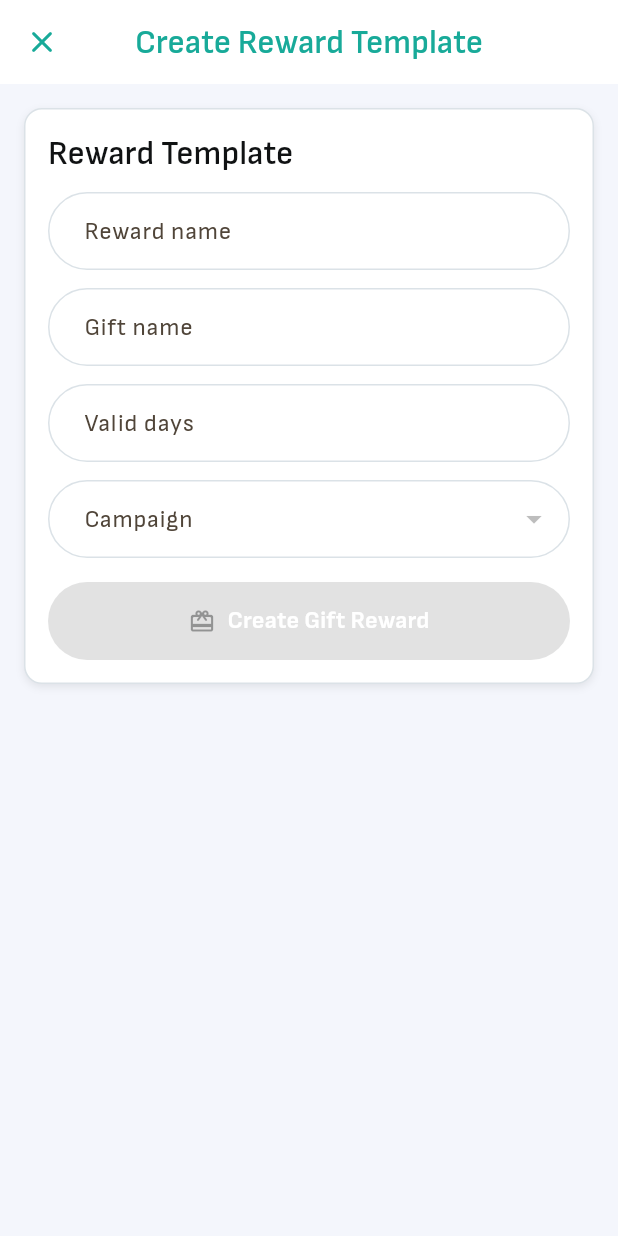
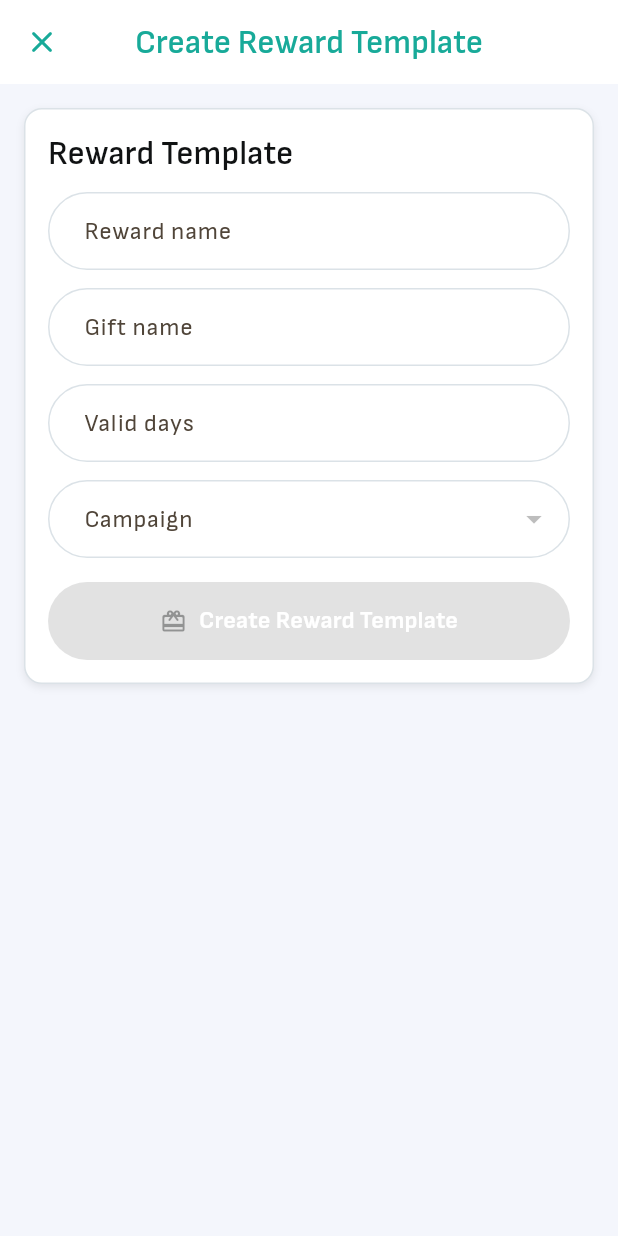
Before and after one commit to abiyarilangeroudi-sudo/zomia, a Flutter app: the OwnerRewardTemplateCreateDialog screen opened directly with empty values, on a phone screen of 412 x 824 dp. Run offline on Flutter 3.47's test engine with Material 3 defaults, Android fonts, the light colour scheme and no system bars; our stand-ins replace dio, flutter_riverpod, flutter_secure_storage, flutter_svg, go_router, qr_flutter; missing offline and left inert: mobile_scanner; accounts and stored records are empty.

Commit message:
Polish owner loyalty UI copy

```diff
--- a/frontend/lib/app/app_version.dart
+++ b/frontend/lib/app/app_version.dart
@@ -1,7 +1,7 @@
 class AppVersion {
   const AppVersion._();
 
-  static const name = '1.0.68';
-  static const build = '69';
+  static const name = '1.0.69';
+  static const build = '70';
   static const label = 'Version $name ($build)';
 }
--- a/frontend/lib/features/owner_setup/presentation/owner_campaign_widgets.dart
+++ b/frontend/lib/features/owner_setup/presentation/owner_campaign_widgets.dart
@@ -17,7 +17,6 @@ class OwnerCampaignListCard extends StatelessWidget {
       children: [
         OwnerSimpleList(
           emptyTitle: 'No campaigns yet',
-          emptyMessage: 'Created campaigns will appear here.',
           leadingIcon: Icons.campaign_rounded,
           items: campaigns
               .map(
@@ -148,7 +147,6 @@ class OwnerCampaignCreateDialog extends StatelessWidget {
                 const EmptyStateView(
                   icon: Icons.task_alt_rounded,
                   title: 'No missions available',
-                  message: 'Create a mission before creating a campaign.',
                 )
               else
                 ...missions.map(
--- a/frontend/lib/features/owner_setup/presentation/owner_mission_widgets.dart
+++ b/frontend/lib/features/owner_setup/presentation/owner_mission_widgets.dart
@@ -16,7 +16,6 @@ class OwnerMissionListCard extends StatelessWidget {
       children: [
         OwnerSimpleList(
           emptyTitle: 'No missions yet',
-          emptyMessage: 'Created missions will appear here.',
           leadingIcon: Icons.task_alt_rounded,
           items: missions
               .map(
--- a/frontend/lib/features/owner_setup/presentation/owner_reward_template_widgets.dart
+++ b/frontend/lib/features/owner_setup/presentation/owner_reward_template_widgets.dart
@@ -17,7 +17,6 @@ class OwnerRewardTemplateListCard extends StatelessWidget {
       children: [
         OwnerSimpleList(
           emptyTitle: 'No reward templates yet',
-          emptyMessage: 'Created reward templates will appear here.',
           leadingIcon: Icons.card_giftcard_rounded,
           items: rewardTemplates
               .map(
@@ -108,7 +107,7 @@ class OwnerRewardTemplateCreateDialog extends StatelessWidget {
               ),
               const SizedBox(height: 16),
               PrimaryButton(
-                label: 'Create Gift Reward',
+                label: 'Create Reward Template',
                 icon: Icons.card_giftcard_rounded,
                 isLoading: isSaving,
                 onPressed: isSaving || campaigns.isEmpty
--- a/frontend/lib/features/owner_setup/presentation/owner_setup_shared_widgets.dart
+++ b/frontend/lib/features/owner_setup/presentation/owner_setup_shared_widgets.dart
@@ -33,13 +33,13 @@ class OwnerSimpleList extends StatelessWidget {
   const OwnerSimpleList({
     super.key,
     required this.emptyTitle,
-    required this.emptyMessage,
     required this.items,
     required this.leadingIcon,
+    this.emptyMessage,
   });
 
   final String emptyTitle;
-  final String emptyMessage;
+  final String? emptyMessage;
   final List<OwnerSimpleListItem> items;
   final IconData leadingIcon;
 
--- a/frontend/pubspec.yaml
+++ b/frontend/pubspec.yaml
@@ -2,7 +2,7 @@ name: zomia_frontend
 description: "Zomia MVP Flutter application."
 publish_to: 'none'
 
-version: 1.0.68+69
+version: 1.0.69+70
 
 environment:
   sdk: ^3.12.1
```
Also changed, not shown: 1 other file.
